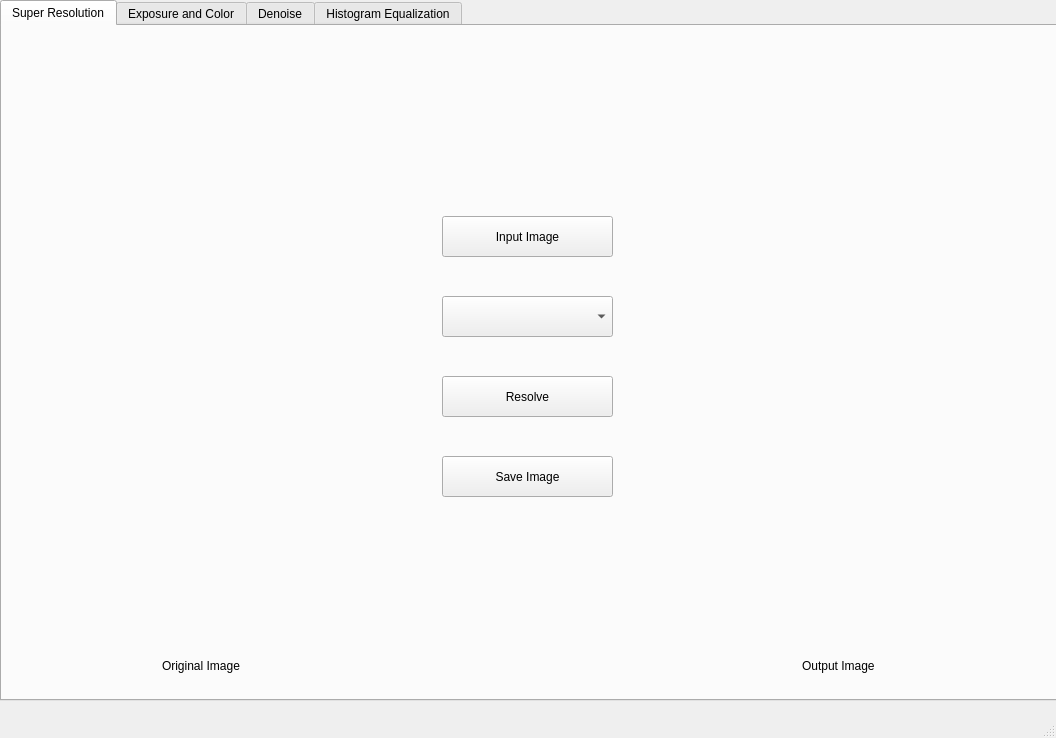
21021653/Image-Processor, file main.ui: the form before one commit.
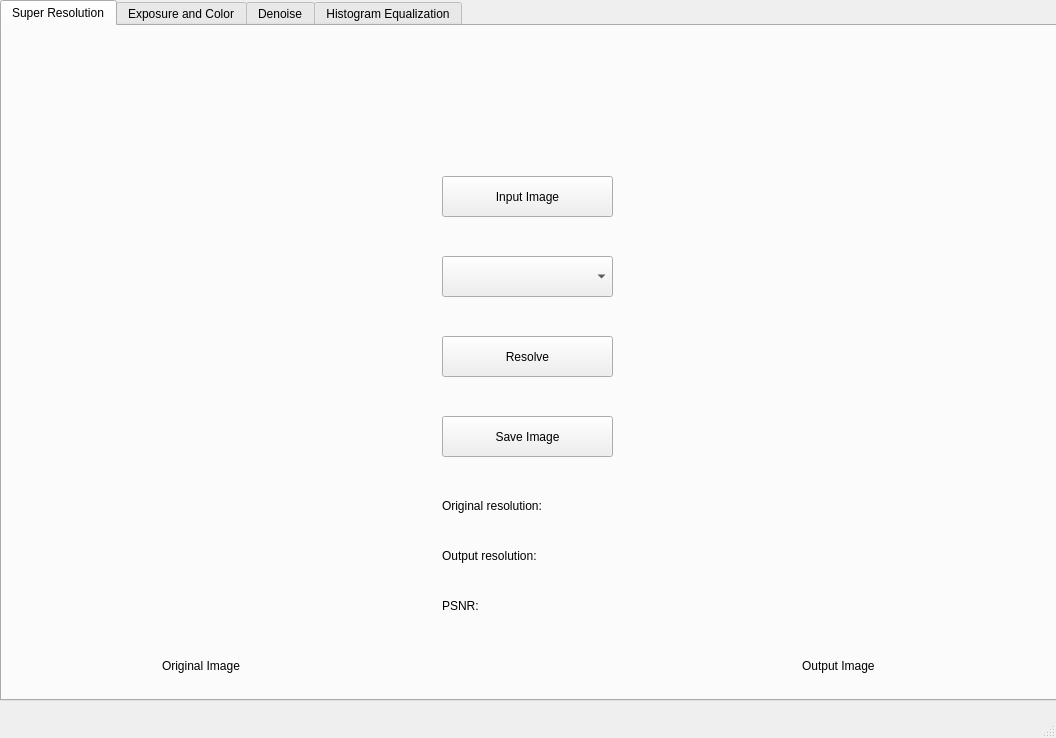
The form after the commit. The open tabs and pages were chosen to show the change.

Commit message: Thêm psnr cho super resolution

What changed in the file:
```diff
--- a/main.ui
+++ b/main.ui
@@ -37,7 +37,7 @@
       <property name="geometry">
        <rect>
         <x>440</x>
-        <y>190</y>
+        <y>150</y>
         <width>171</width>
         <height>41</height>
        </rect>
@@ -76,7 +76,7 @@
       <property name="geometry">
        <rect>
         <x>440</x>
-        <y>430</y>
+        <y>390</y>
         <width>171</width>
         <height>41</height>
        </rect>
@@ -89,7 +89,7 @@
       <property name="geometry">
        <rect>
         <x>440</x>
-        <y>270</y>
+        <y>230</y>
         <width>171</width>
         <height>41</height>
        </rect>
@@ -125,7 +125,7 @@
       <property name="geometry">
        <rect>
         <x>440</x>
-        <y>350</y>
+        <y>310</y>
         <width>171</width>
         <height>41</height>
        </rect>
@@ -134,6 +134,71 @@
        <string>Resolve</string>
       </property>
      </widget>
+     <widget class="QLabel" name="label_66">
+      <property name="geometry">
+       <rect>
+        <x>440</x>
+        <y>570</y>
+        <width>101</width>
+        <height>20</height>
+       </rect>
+      </property>
+      <property name="text">
+       <string>PSNR: </string>
+      </property>
+     </widget>
+     <widget class="QLabel" name="label_67">
+      <property name="geometry">
+       <rect>
+        <x>440</x>
+        <y>470</y>
+        <width>111</width>
+        <height>20</height>
+       </rect>
+      </property>
+      <property name="text">
+       <string>Original resolution:</string>
+      </property>
+     </widget>
+     <widget class="QLabel" name="label_68">
+      <property name="geometry">
+       <rect>
+        <x>440</x>
+        <y>500</y>
+        <width>161</width>
+        <height>16</height>
+       </rect>
+      </property>
+      <property name="text">
+       <string/>
+      </property>
+     </widget>
+     <widget class="QLabel" name="label_69">
+      <property name="geometry">
+       <rect>
+        <x>440</x>
+        <y>520</y>
+        <width>111</width>
+        <height>20</height>
+       </rect>
+      </property>
+      <property name="text">
+       <string>Output resolution:</string>
+      </property>
+     </widget>
+     <widget class="QLabel" name="label_70">
+      <property name="geometry">
+       <rect>
+        <x>440</x>
+        <y>550</y>
+        <width>171</width>
+        <height>16</height>
+       </rect>
+      </property>
+      <property name="text">
+       <string/>
+      </property>
+     </widget>
     </widget>
     <widget class="QWidget" name="tab_2">
      <attribute name="title">
```
Left out of the diff: 2 changed lines with no effect on the pictures. The commit also changes 2 other files.
